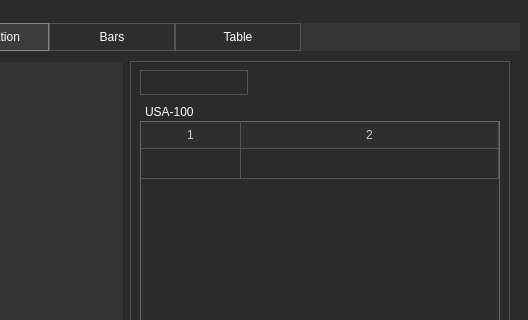
Old version of the form Widgets/HistoricalWindow/historicalwindow.ui in the repository ArtemIyX/TradeForge; both pictures show x 89 to 617 and y 0 to 320 of the 617 by 570 pixel window.
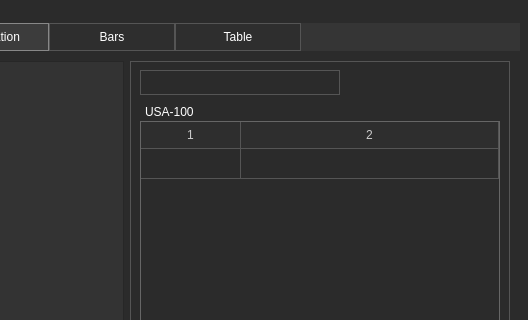
New version of the form. Icons and pictures are not drawn.

Diff of the .ui file:
```diff
--- a/Widgets/HistoricalWindow/historicalwindow.ui
+++ b/Widgets/HistoricalWindow/historicalwindow.ui
@@ -287,7 +287,7 @@
                    </property>
                    <property name="minimumSize">
                     <size>
-                     <width>0</width>
+                     <width>200</width>
                      <height>25</height>
                     </size>
                    </property>
```
Left out of the diff: 4 changed lines with no effect on the pictures.
